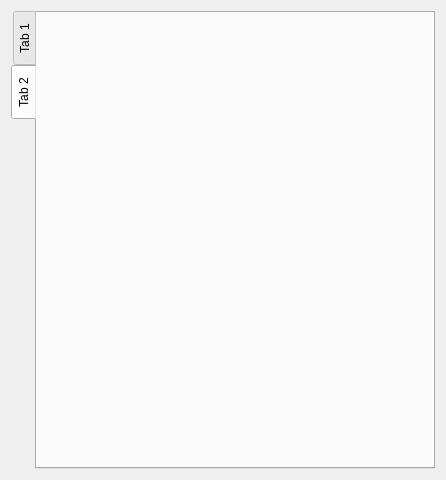
First picture: the form in customtab.ui, repository CrazyKangaroo/ThinView, before the edit.
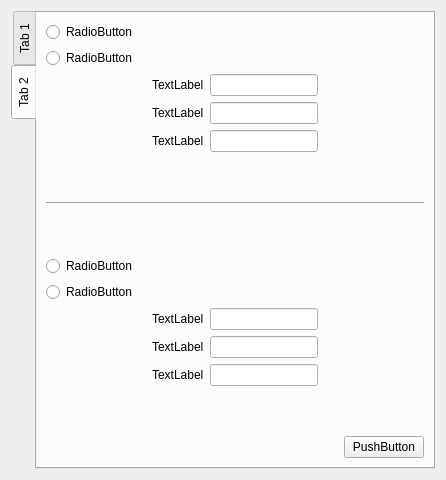
Second picture: the form after the edit. The open tabs and pages were chosen to show the change.

Commit message: add tabwidget second page

Patch:
```diff
--- a/customtab.ui
+++ b/customtab.ui
@@ -302,6 +302,296 @@
       <attribute name="title">
        <string>Tab 2</string>
       </attribute>
+      <layout class="QHBoxLayout" name="horizontalLayout_14">
+       <item>
+        <layout class="QVBoxLayout" name="verticalLayout_15">
+         <item>
+          <layout class="QHBoxLayout" name="horizontalLayout_9">
+           <item>
+            <layout class="QVBoxLayout" name="verticalLayout_13">
+             <item>
+              <widget class="QRadioButton" name="radioButton">
+               <property name="text">
+                <string>RadioButton</string>
+               </property>
+              </widget>
+             </item>
+             <item>
+              <widget class="QRadioButton" name="radioButton_2">
+               <property name="text">
+                <string>RadioButton</string>
+               </property>
+              </widget>
+             </item>
+            </layout>
+           </item>
+           <item>
+            <spacer name="horizontalSpacer_7">
+             <property name="orientation">
+              <enum>Qt::Horizontal</enum>
+             </property>
+             <property name="sizeHint" stdset="0">
+              <size>
+               <width>40</width>
+               <height>20</height>
+              </size>
+             </property>
+            </spacer>
+           </item>
+          </layout>
+         </item>
+         <item>
+          <layout class="QHBoxLayout" name="horizontalLayout_12">
+           <item>
+            <spacer name="horizontalSpacer_11">
+             <property name="orientation">
+              <enum>Qt::Horizontal</enum>
+             </property>
+             <property name="sizeHint" stdset="0">
+              <size>
+               <width>18</width>
+               <height>20</height>
+              </size>
+             </property>
+            </spacer>
+           </item>
+           <item>
+            <layout class="QHBoxLayout" name="horizontalLayout_7">
+             <item>
+              <layout class="QVBoxLayout" name="verticalLayout_10">
+               <item>
+                <widget class="QLabel" name="label">
+                 <property name="text">
+                  <string>TextLabel</string>
+                 </property>
+                </widget>
+               </item>
+               <item>
+                <widget class="QLabel" name="label_2">
+                 <property name="text">
+                  <string>TextLabel</string>
+                 </property>
+                </widget>
+               </item>
+               <item>
+                <widget class="QLabel" name="label_3">
+                 <property name="text">
+                  <string>TextLabel</string>
+                 </property>
+                </widget>
+               </item>
+              </layout>
+             </item>
+             <item>
+              <layout class="QVBoxLayout" name="verticalLayout_9">
+               <item>
+                <widget class="QLineEdit" name="lineEdit"/>
+               </item>
+               <item>
+                <widget class="QLineEdit" name="lineEdit_2"/>
+               </item>
+               <item>
+                <widget class="QLineEdit" name="lineEdit_3"/>
+               </item>
+              </layout>
+             </item>
+            </layout>
+           </item>
+           <item>
+            <spacer name="horizontalSpacer_10">
+             <property name="orientation">
+              <enum>Qt::Horizontal</enum>
+             </property>
+             <property name="sizeHint" stdset="0">
+              <size>
+               <width>40</width>
+               <height>20</height>
+              </size>
+             </property>
+            </spacer>
+           </item>
+          </layout>
+         </item>
+         <item>
+          <spacer name="verticalSpacer_8">
+           <property name="orientation">
+            <enum>Qt::Vertical</enum>
+           </property>
+           <property name="sizeHint" stdset="0">
+            <size>
+             <width>20</width>
+             <height>17</height>
+            </size>
+           </property>
+          </spacer>
+         </item>
+         <item>
+          <widget class="Line" name="line_3">
+           <property name="orientation">
+            <enum>Qt::Horizontal</enum>
+           </property>
+          </widget>
+         </item>
+         <item>
+          <spacer name="verticalSpacer_10">
+           <property name="orientation">
+            <enum>Qt::Vertical</enum>
+           </property>
+           <property name="sizeHint" stdset="0">
+            <size>
+             <width>20</width>
+             <height>17</height>
+            </size>
+           </property>
+          </spacer>
+         </item>
+         <item>
+          <layout class="QHBoxLayout" name="horizontalLayout_10">
+           <item>
+            <layout class="QVBoxLayout" name="verticalLayout_14">
+             <item>
+              <widget class="QRadioButton" name="radioButton_3">
+               <property name="text">
+                <string>RadioButton</string>
+               </property>
+              </widget>
+             </item>
+             <item>
+              <widget class="QRadioButton" name="radioButton_4">
+               <property name="text">
+                <string>RadioButton</string>
+               </property>
+              </widget>
+             </item>
+            </layout>
+           </item>
+           <item>
+            <spacer name="horizontalSpacer_9">
+             <property name="orientation">
+              <enum>Qt::Horizontal</enum>
+             </property>
+             <property name="sizeHint" stdset="0">
+              <size>
+               <width>40</width>
+               <height>20</height>
+              </size>
+             </property>
+            </spacer>
+           </item>
+          </layout>
+         </item>
+         <item>
+          <layout class="QHBoxLayout" name="horizontalLayout_13">
+           <item>
+            <spacer name="horizontalSpacer_12">
+             <property name="orientation">
+              <enum>Qt::Horizontal</enum>
+             </property>
+             <property name="sizeHint" stdset="0">
+              <size>
+               <width>40</width>
+               <height>20</height>
+              </size>
+             </property>
+            </spacer>
+           </item>
+           <item>
+            <layout class="QHBoxLayout" name="horizontalLayout_8">
+             <item>
+              <layout class="QVBoxLayout" name="verticalLayout_12">
+               <item>
+                <widget class="QLabel" name="label_4">
+                 <property name="text">
+                  <string>TextLabel</string>
+                 </property>
+                </widget>
+               </item>
+               <item>
+                <widget class="QLabel" name="label_5">
+                 <property name="text">
+                  <string>TextLabel</string>
+                 </property>
+                </widget>
+               </item>
+               <item>
+                <widget class="QLabel" name="label_6">
+                 <property name="text">
+                  <string>TextLabel</string>
+                 </property>
+                </widget>
+               </item>
+              </layout>
+             </item>
+             <item>
+              <layout class="QVBoxLayout" name="verticalLayout_11">
+               <item>
+                <widget class="QLineEdit" name="lineEdit_4"/>
+               </item>
+               <item>
+                <widget class="QLineEdit" name="lineEdit_5"/>
+               </item>
+               <item>
+                <widget class="QLineEdit" name="lineEdit_6"/>
+               </item>
+              </layout>
+             </item>
+            </layout>
+           </item>
+           <item>
+            <spacer name="horizontalSpacer_13">
+             <property name="orientation">
+              <enum>Qt::Horizontal</enum>
+             </property>
+             <property name="sizeHint" stdset="0">
+              <size>
+               <width>40</width>
+               <height>20</height>
+              </size>
+             </property>
+            </spacer>
+           </item>
+          </layout>
+         </item>
+         <item>
+          <spacer name="verticalSpacer_11">
+           <property name="orientation">
+            <enum>Qt::Vertical</enum>
+           </property>
+           <property name="sizeHint" stdset="0">
+            <size>
+             <width>20</width>
+             <height>17</height>
+            </size>
+           </property>
+          </spacer>
+         </item>
+         <item>
+          <layout class="QHBoxLayout" name="horizontalLayout_11">
+           <item>
+            <spacer name="horizontalSpacer_5">
+             <property name="orientation">
+              <enum>Qt::Horizontal</enum>
+             </property>
+             <property name="sizeHint" stdset="0">
+              <size>
+               <width>218</width>
+               <height>20</height>
+              </size>
+             </property>
+            </spacer>
+           </item>
+           <item>
+            <widget class="QPushButton" name="pushButton">
+             <property name="text">
+              <string>PushButton</string>
+             </property>
+            </widget>
+           </item>
+          </layout>
+         </item>
+        </layout>
+       </item>
+      </layout>
      </widget>
     </widget>
    </item>
```
Left out of the diff: 2 changed lines with no effect on the pictures.
